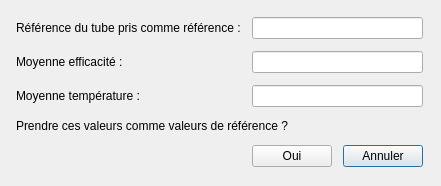
This is LED-Tester/saverefdialog.ui in faniryxx/LED-Tester as Qt 5 draws it before an edit. The edited form follows.
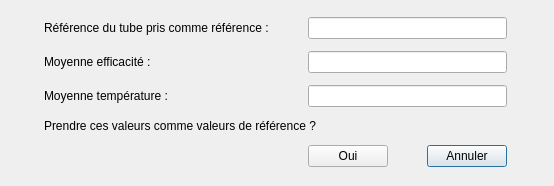
This is the edited form.

```diff
--- a/LED-Tester/saverefdialog.ui
+++ b/LED-Tester/saverefdialog.ui
@@ -6,7 +6,7 @@
    <rect>
     <x>0</x>
     <y>0</y>
-    <width>441</width>
+    <width>554</width>
     <height>186</height>
    </rect>
   </property>
```
Left out of the diff: 5 changed lines with no effect on the pictures.
